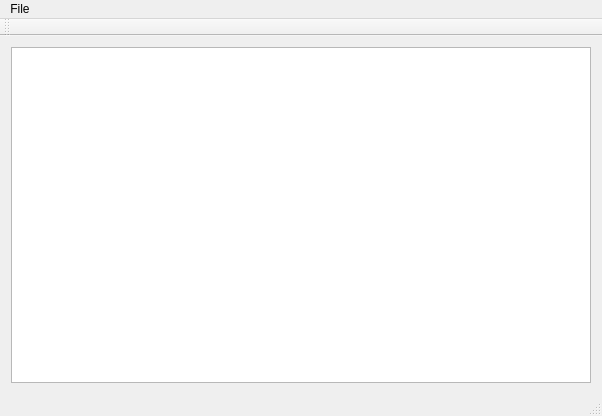
First picture: the form in QDbcTool/DTForm.ui, repository sidsukana/QDbcTool, before the edit.
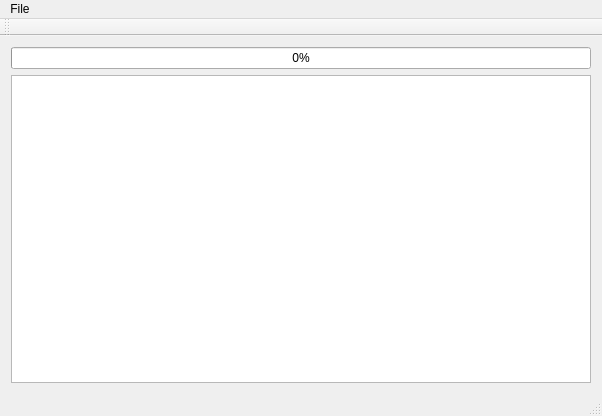
Second picture: the form after the edit.

Commit message: [1] Small GetColumnFormat() optimization. Add progress bar for visual load/generate progress.

Diff of the .ui file:
```diff
--- a/QDbcTool/DTForm.ui
+++ b/QDbcTool/DTForm.ui
@@ -15,13 +15,20 @@
   </property>
   <widget class="QWidget" name="centralWidget">
    <layout class="QGridLayout" name="gridLayout_2">
-    <item row="0" column="0">
+    <item row="1" column="0">
      <layout class="QGridLayout" name="gridLayout">
       <item row="0" column="0">
        <widget class="QTableView" name="tableView"/>
       </item>
      </layout>
     </item>
+    <item row="0" column="0">
+     <widget class="QProgressBar" name="progressBar">
+      <property name="value">
+       <number>0</number>
+      </property>
+     </widget>
+    </item>
    </layout>
   </widget>
   <widget class="QMenuBar" name="menuBar">
```
The commit also changes 5 other files.
